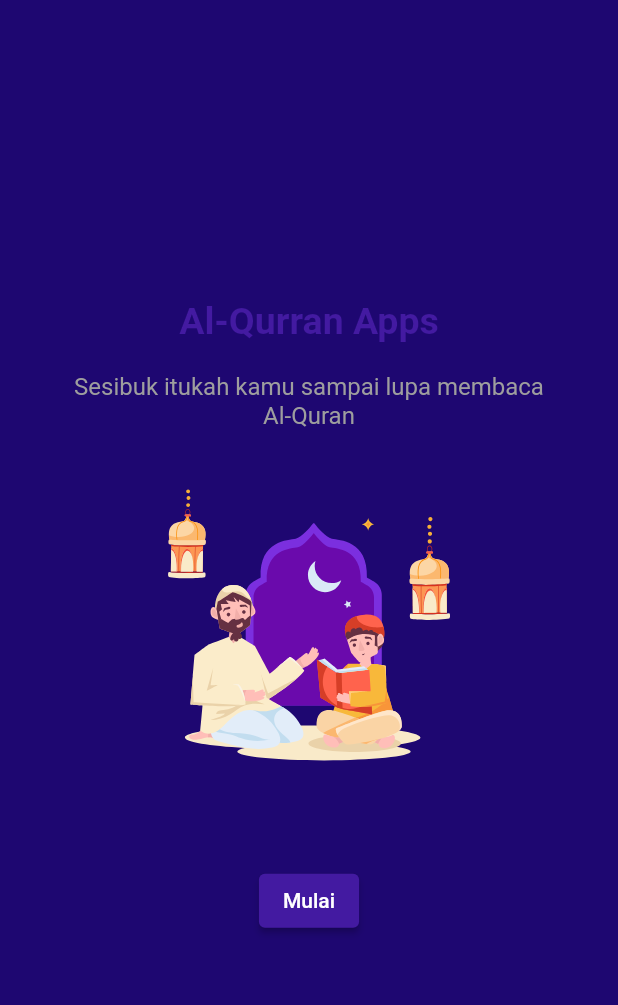
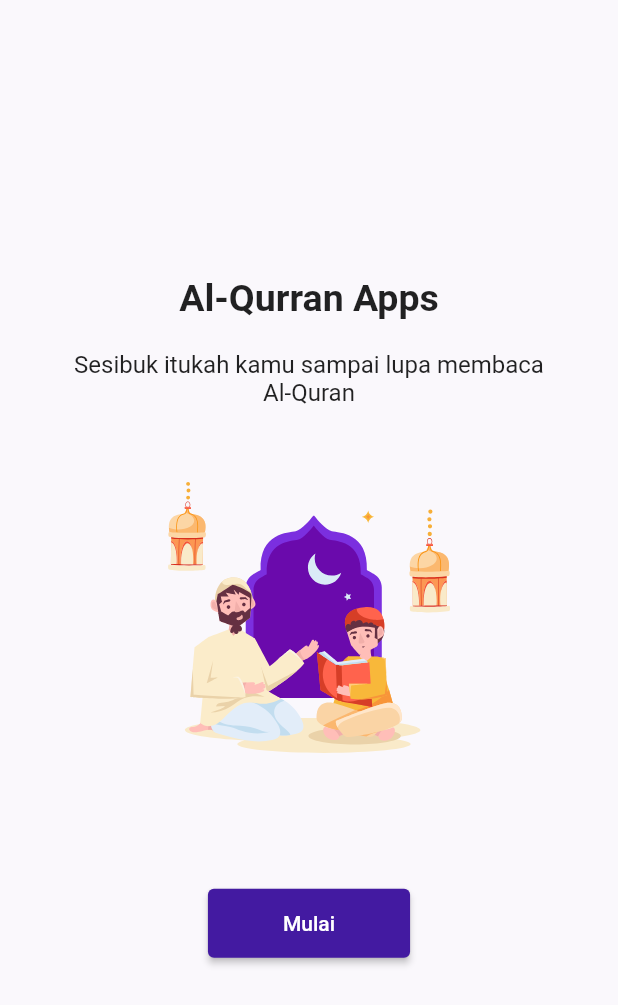
Before and after one commit to s4llm4n/quranapps, a Flutter app: the IntroductionView screen opened by its route, on a phone screen of 412 x 824 dp. Shown: the top 1005 px of the screen. Run offline on Flutter 3.47's test engine with Material 2 defaults, Android fonts, the light colour scheme and no system bars; our stand-ins replace get, lottie; network calls fail.

Commit message:
colorsmanagement

```diff
--- a/lib/app/modules/introduction/views/introduction_view.dart
+++ b/lib/app/modules/introduction/views/introduction_view.dart
@@ -19,7 +19,6 @@ class IntroductionView extends GetView<IntroductionController> {
               style: TextStyle(
                 fontSize: 25,
                 fontWeight: FontWeight.bold,
-                color: appPurple,
               ),
             ),
             const SizedBox(
@@ -34,24 +33,29 @@ class IntroductionView extends GetView<IntroductionController> {
                 textAlign: TextAlign.center,
                 style: TextStyle(
                   fontSize: 16,
-                  color: Colors.grey,
                 ),
               ),
             ),
-             const SizedBox(height: 10),
-            Container(
-              width: 250,
-              height: 250,
-              child: Lottie.asset(
-                "assets/lotties/animasi-quran.json",
+             const SizedBox(height: 20),
+            ClipRRect(
+              child: Container(
+                width: 250,
+                height: 250,
+                child: Lottie.asset(
+                  "assets/lotties/animasi-quran.json",
+                ),
               ),
             ),
-            const SizedBox(height: 30),
+            const SizedBox(height: 50),
             ElevatedButton(
               onPressed: () => Get.offAllNamed(Routes.HOME),
               child: const Text('Mulai'),
               style: ElevatedButton.styleFrom(
-                primary: const Color(0xFF431AA1)
+                primary: const Color(0xFF431AA1),
+              padding: EdgeInsets.symmetric(
+                horizontal: 50,
+                vertical: 15,
+              ),
               ),
             ),
           ],
--- a/lib/main.dart
+++ b/lib/main.dart
@@ -8,9 +8,10 @@ import 'app/routes/app_pages.dart';
 void main() {
   runApp(
     GetMaterialApp(
-      theme: appDark,
+      debugShowCheckedModeBanner: false,
+      theme: themeLight,
       title: "Application",
-      initialRoute: Routes.INTRODUCTION,
+      initialRoute: Routes.HOME,
       getPages: AppPages.routes,
     ),
   );
```
Also changed, not shown: lib/app/contants/color.dart (+11 -3 lines).
